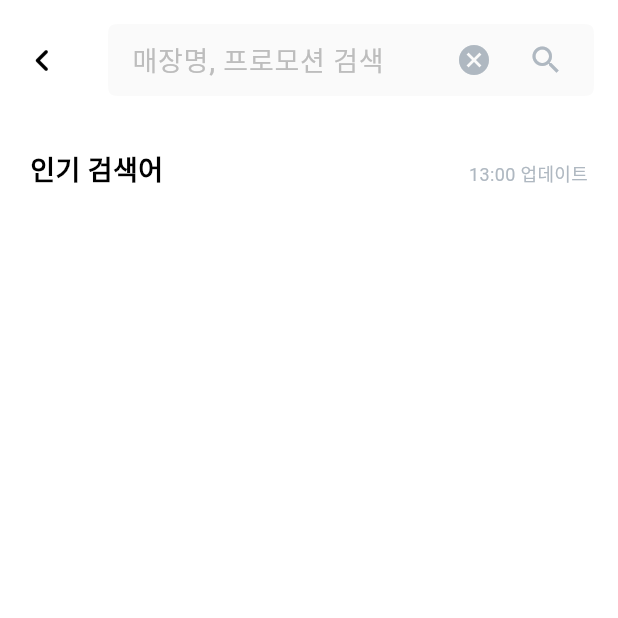
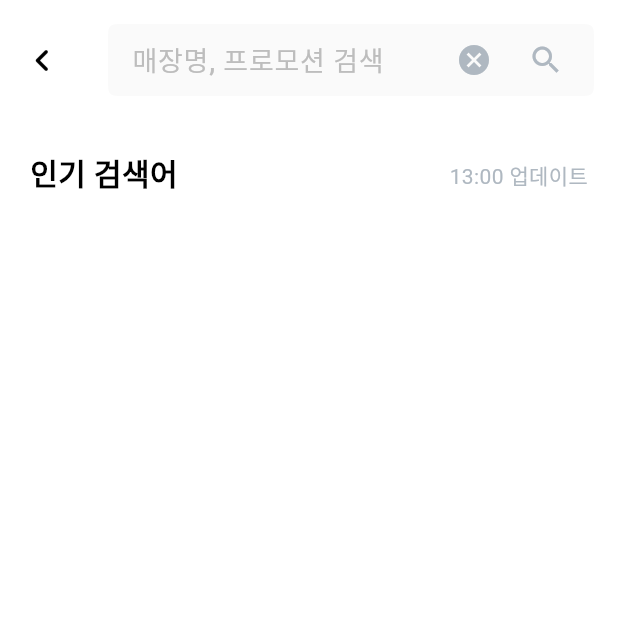
Before and after one commit to ApptiveDev/NOCHIGIMA, a Flutter app: the SearchPromotion screen opened directly, on a phone screen of 412 x 824 dp, the top half of it. Run offline on Flutter 3.47's test engine with Material 3 defaults, Android fonts, the phone set to English and light mode, and no system bars; our stand-ins replace carousel_slider, flutter_svg; Roboto replaces fonts that are missing (Pretendard).

Commit message:
feat: popular_search_section widget 초기화

```diff
--- a/frontend/lib/screens/brand-promotion/search_promo_screen.dart
+++ b/frontend/lib/screens/brand-promotion/search_promo_screen.dart
@@ -1,4 +1,5 @@
 import 'package:flutter/material.dart';
+import 'package:frontend/widgets/brand-promotion/popular_search_section.dart';
 
 class SearchPromotion extends StatefulWidget {
   const SearchPromotion({super.key});
@@ -31,6 +32,7 @@ class _SearchPromotionState extends State<SearchPromotion> {
           hintStyle: MaterialStateProperty.all(
             TextStyle(
               color: Colors.grey[400],
+              fontFamily: "Pretendard",
               fontSize: 18,
               fontWeight: FontWeight.w500,
             ),
@@ -52,36 +54,7 @@ class _SearchPromotionState extends State<SearchPromotion> {
         child: Column(
           mainAxisAlignment: MainAxisAlignment.start,
           children: [
-            Container(
-              child: Row(
-                mainAxisAlignment: MainAxisAlignment.spaceBetween,
-                crossAxisAlignment: CrossAxisAlignment.baseline,
-                textBaseline: TextBaseline.alphabetic,
-
-                children: [
-                  Text(
-                    "인기 검색어",
-                    style: TextStyle(
-                      fontWeight: FontWeight.bold,
-                      fontSize: 18,
-                      color: Colors.black,
-                    ),
-                  ),
-                  Text(
-                    "13:00 업데이트",
-                    style: TextStyle(
-                      fontWeight: FontWeight.normal,
-                      fontSize: 12,
-                      color: Color(0xffAFB8C1),
-                    ),
-                  ),
-                ],
-              ),
-            ),
-            Container(
-              // 인기 순위
-
-            ),
+            PopularSearchSection(),
           ],
         ),
       ),
--- /dev/null
+++ b/frontend/lib/widgets/brand-promotion/popular_search_section.dart
@@ -0,0 +1,62 @@
+import 'package:flutter/material.dart';
+
+class PopularSearchSection extends StatefulWidget {
+  const PopularSearchSection({super.key});
+
+  @override
+  State<PopularSearchSection> createState() => _PopularSearchSectionState();
+}
+
+class _PopularSearchSectionState extends State<PopularSearchSection> {
+  String _updateTime = "";
+  List<String> _rankings = [];
+  bool _isLoading = true;
+
+  @override
+  void initState() {
+    super.initState();
+    //_fetchRankingData();
+  }
+
+  @override
+  // void _fetchRankingData(){
+  //
+  // }
+
+  @override
+  Widget build(BuildContext context) {
+    return Column(
+      children: [
+        // 1. header
+        Row(
+          mainAxisAlignment: MainAxisAlignment.spaceBetween,
+          crossAxisAlignment: CrossAxisAlignment.baseline,
+          textBaseline: TextBaseline.alphabetic,
+
+          children: [
+            Text(
+              "인기 검색어",
+              style: TextStyle(
+                fontFamily: "Pretendard",
+                fontWeight: FontWeight.bold,
+                fontSize: 20,
+                color: Colors.black,
+              ),
+            ),
+            Text(
+              "13:00 업데이트", // _updateTime으로 수정
+              style: TextStyle(
+                fontFamily: "Pretendard",
+                fontWeight: FontWeight.normal,
+                fontSize: 14,
+                color: Color(0xffAFB8C1),
+              ),
+            ),
+          ],
+        ),
+        // 2. ranking list
+
+      ],
+    );
+  }
+}
```
